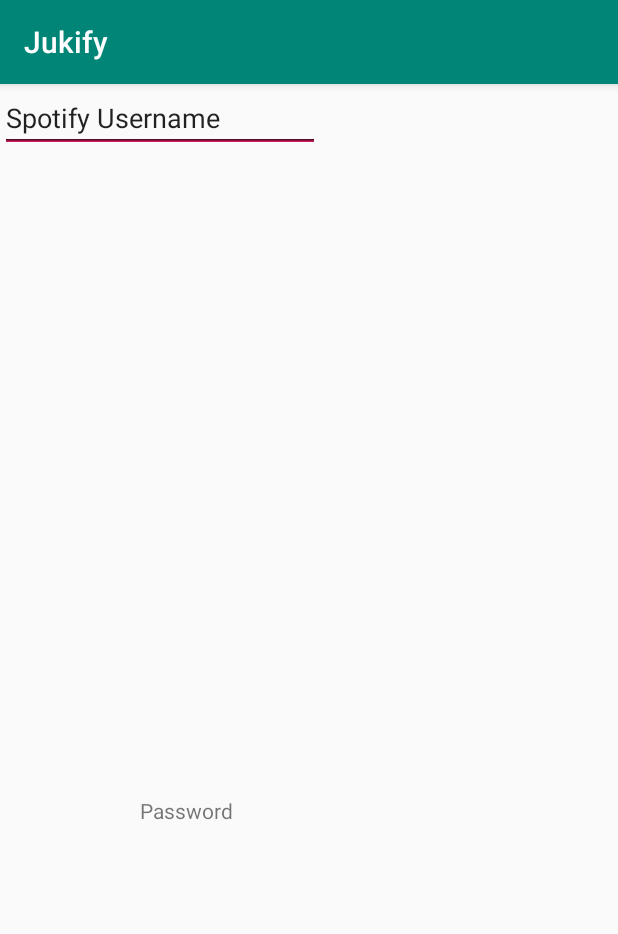
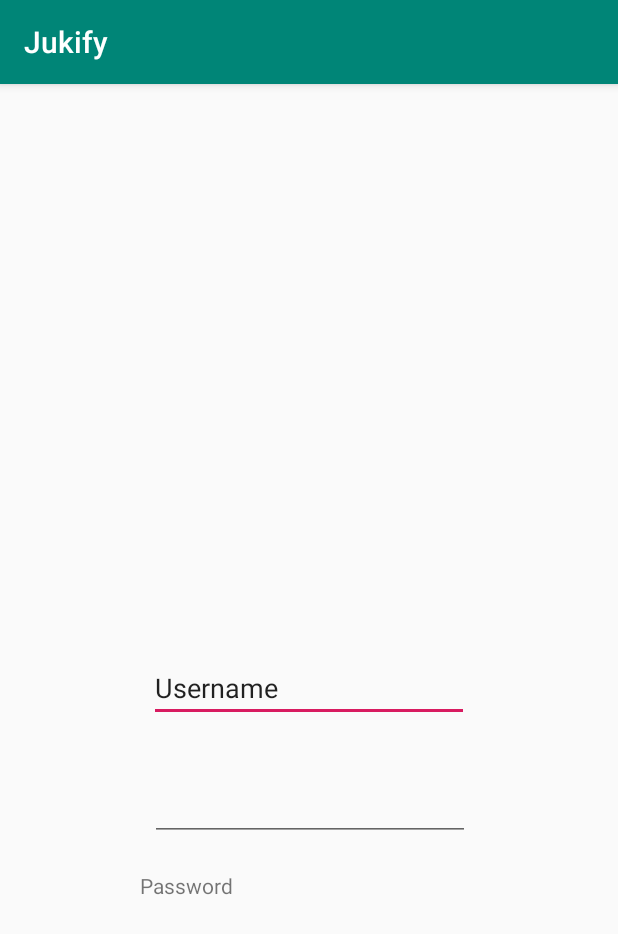
Before and after one commit to rtorres678/Jukify, an Android app: the screen it shows after launch (Login), on a phone screen of 412 x 824 dp. Shown: the top 934 px of the screen. Run offline under Robolectric (Android 15) with nearby library versions, the phone set to English and light mode, and no system bars.

Commit message:
pushing to repo

```diff
--- a/app/src/main/res/layout/activity_login.xml
+++ b/app/src/main/res/layout/activity_login.xml
@@ -7,33 +7,50 @@
     tools:context=".Login">
 
     <TextView
+        android:id="@+id/textView"
         android:layout_width="wrap_content"
         android:layout_height="wrap_content"
         android:text="Password"
         app:layout_constraintBottom_toBottomOf="parent"
-        app:layout_constraintHorizontal_bias="0.266"
+        app:layout_constraintHorizontal_bias="0.267"
         app:layout_constraintLeft_toLeftOf="parent"
         app:layout_constraintRight_toRightOf="parent"
         app:layout_constraintTop_toTopOf="parent"
-        app:layout_constraintVertical_bias="0.634" />
+        app:layout_constraintVertical_bias="0.701" />
 
     <EditText
         android:id="@+id/editText"
         android:layout_width="wrap_content"
         android:layout_height="wrap_content"
+        android:layout_marginStart="8dp"
+        android:layout_marginLeft="8dp"
+        android:layout_marginTop="8dp"
+        android:layout_marginEnd="8dp"
+        android:layout_marginRight="8dp"
+        android:layout_marginBottom="8dp"
         android:ems="10"
         android:inputType="textPersonName"
-        android:text="Spotify Username"
-        tools:layout_editor_absoluteX="84dp"
-        tools:layout_editor_absoluteY="157dp" />
+        android:text="Username"
+        app:layout_constraintBottom_toTopOf="@+id/editText2"
+        app:layout_constraintEnd_toEndOf="parent"
+        app:layout_constraintStart_toStartOf="parent"
+        app:layout_constraintTop_toTopOf="parent"
+        app:layout_constraintVertical_bias="0.935" />
 
     <EditText
         android:id="@+id/editText2"
         android:layout_width="wrap_content"
         android:layout_height="wrap_content"
+        android:layout_marginStart="8dp"
+        android:layout_marginLeft="8dp"
+        android:layout_marginEnd="8dp"
+        android:layout_marginRight="8dp"
+        android:layout_marginBottom="20dp"
         android:ems="10"
         android:inputType="textPassword"
-        tools:layout_editor_absoluteX="84dp"
-        tools:layout_editor_absoluteY="256dp" />
+        app:layout_constraintBottom_toTopOf="@+id/textView"
+        app:layout_constraintEnd_toEndOf="parent"
+        app:layout_constraintHorizontal_bias="0.503"
+        app:layout_constraintStart_toStartOf="parent" />
 
 </android.support.constraint.ConstraintLayout>
```
